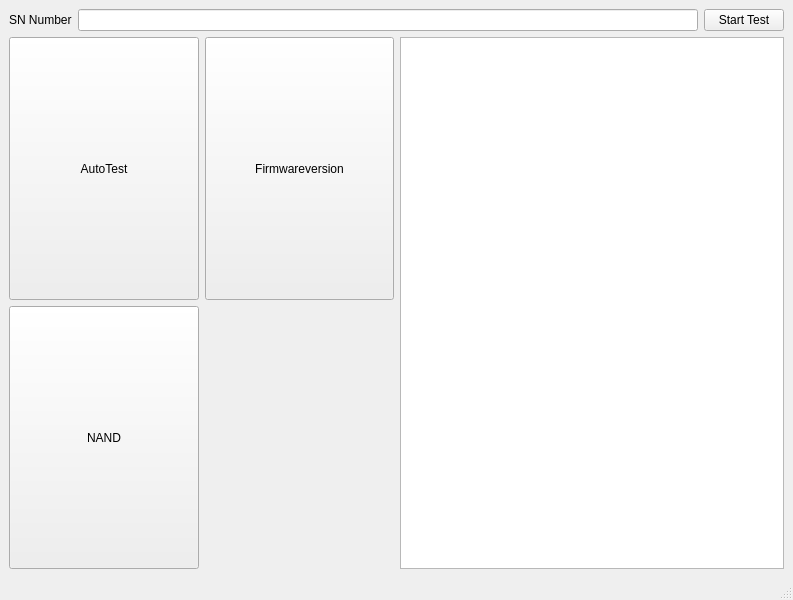
Before: the Qt Designer form gui.ui in Wendy-Liao/cp_test2, drawn with Qt 5.
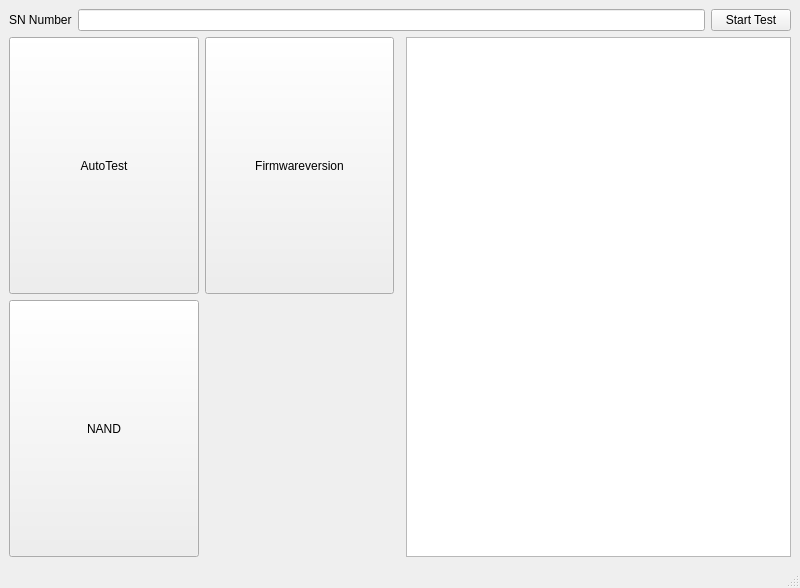
After: the same form once the commit is applied.

```diff
--- a/gui.ui
+++ b/gui.ui
@@ -6,8 +6,8 @@
    <rect>
     <x>0</x>
     <y>0</y>
-    <width>793</width>
-    <height>600</height>
+    <width>800</width>
+    <height>588</height>
    </rect>
   </property>
   <property name="windowTitle">
@@ -17,43 +17,6 @@
    <layout class="QGridLayout" name="gridLayout_3">
     <item row="0" column="0">
      <layout class="QGridLayout" name="gridLayout">
-      <item row="0" column="0" colspan="2">
-       <layout class="QHBoxLayout" name="horizontalLayout_2">
-        <item>
-         <widget class="QLabel" name="snlabel">
-          <property name="sizePolicy">
-           <sizepolicy hsizetype="Preferred" vsizetype="Preferred">
-            <horstretch>0</horstretch>
-            <verstretch>0</verstretch>
-           </sizepolicy>
-          </property>
-          <property name="text">
-           <string>SN Number</string>
-          </property>
-         </widget>
-        </item>
-        <item>
-         <widget class="QLineEdit" name="lineEdit">
-          <property name="text">
-           <string/>
-          </property>
-         </widget>
-        </item>
-        <item>
-         <widget class="QPushButton" name="starttest">
-          <property name="sizePolicy">
-           <sizepolicy hsizetype="Maximum" vsizetype="Fixed">
-            <horstretch>0</horstretch>
-            <verstretch>0</verstretch>
-           </sizepolicy>
-          </property>
-          <property name="text">
-           <string>Start Test</string>
-          </property>
-         </widget>
-        </item>
-       </layout>
-      </item>
       <item row="1" column="0">
        <layout class="QGridLayout" name="gridLayout_2">
         <item row="1" column="1">
@@ -97,8 +60,45 @@
         </item>
        </layout>
       </item>
-      <item row="1" column="1">
-       <widget class="QListView" name="listView"/>
+      <item row="1" column="2">
+       <widget class="QListWidget" name="listWidget"/>
+      </item>
+      <item row="0" column="0" colspan="3">
+       <layout class="QHBoxLayout" name="horizontalLayout_2">
+        <item>
+         <widget class="QLabel" name="snlabel">
+          <property name="sizePolicy">
+           <sizepolicy hsizetype="Preferred" vsizetype="Preferred">
+            <horstretch>0</horstretch>
+            <verstretch>0</verstretch>
+           </sizepolicy>
+          </property>
+          <property name="text">
+           <string>SN Number</string>
+          </property>
+         </widget>
+        </item>
+        <item>
+         <widget class="QLineEdit" name="lineEdit">
+          <property name="text">
+           <string/>
+          </property>
+         </widget>
+        </item>
+        <item>
+         <widget class="QPushButton" name="starttest">
+          <property name="sizePolicy">
+           <sizepolicy hsizetype="Maximum" vsizetype="Fixed">
+            <horstretch>0</horstretch>
+            <verstretch>0</verstretch>
+           </sizepolicy>
+          </property>
+          <property name="text">
+           <string>Start Test</string>
+          </property>
+         </widget>
+        </item>
+       </layout>
       </item>
      </layout>
     </item>
```
Left out of the diff: 2 changed lines with no effect on the pictures.
